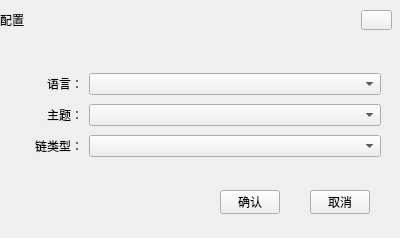
Qt form popwidget/ConfigWidget.ui (HcashOrg/HX-IDE) before a commit.
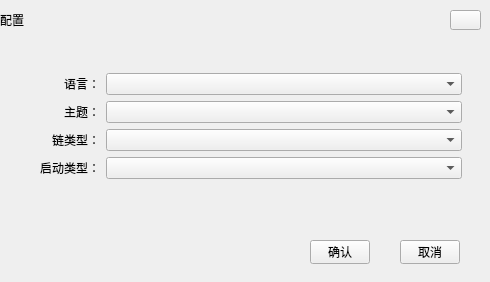
The same form after that commit.

The edit to the form file:
```diff
--- a/popwidget/ConfigWidget.ui
+++ b/popwidget/ConfigWidget.ui
@@ -6,8 +6,8 @@
    <rect>
     <x>0</x>
     <y>0</y>
-    <width>400</width>
-    <height>238</height>
+    <width>490</width>
+    <height>282</height>
    </rect>
   </property>
   <property name="windowTitle">
@@ -18,7 +18,7 @@
     <rect>
      <x>0</x>
      <y>0</y>
-     <width>400</width>
+     <width>490</width>
      <height>40</height>
     </rect>
    </property>
@@ -29,7 +29,7 @@
   <widget class="QToolButton" name="closeBtn">
    <property name="geometry">
     <rect>
-     <x>361</x>
+     <x>450</x>
      <y>10</y>
      <width>31</width>
      <height>20</height>
@@ -45,8 +45,8 @@
   <widget class="QToolButton" name="okBtn">
    <property name="geometry">
     <rect>
-     <x>220</x>
-     <y>190</y>
+     <x>310</x>
+     <y>240</y>
      <width>60</width>
      <height>24</height>
     </rect>
@@ -61,8 +61,8 @@
   <widget class="QToolButton" name="cancelBtn">
    <property name="geometry">
     <rect>
-     <x>310</x>
-     <y>190</y>
+     <x>400</x>
+     <y>240</y>
      <width>60</width>
      <height>24</height>
     </rect>
@@ -77,10 +77,10 @@
   <widget class="QWidget" name="">
    <property name="geometry">
     <rect>
-     <x>10</x>
-     <y>70</y>
-     <width>371</width>
-     <height>91</height>
+     <x>11</x>
+     <y>73</y>
+     <width>451</width>
+     <height>108</height>
     </rect>
    </property>
    <layout class="QGridLayout" name="gridLayout" columnstretch="1,4">
@@ -123,6 +123,19 @@
     <item row="2" column="1">
      <widget class="QComboBox" name="chainclass"/>
     </item>
+    <item row="3" column="0">
+     <widget class="QLabel" name="label_4">
+      <property name="text">
+       <string>启动类型：</string>
+      </property>
+      <property name="alignment">
+       <set>Qt::AlignRight|Qt::AlignTrailing|Qt::AlignVCenter</set>
+      </property>
+     </widget>
+    </item>
+    <item row="3" column="1">
+     <widget class="QComboBox" name="starttype"/>
+    </item>
    </layout>
   </widget>
  </widget>
```
